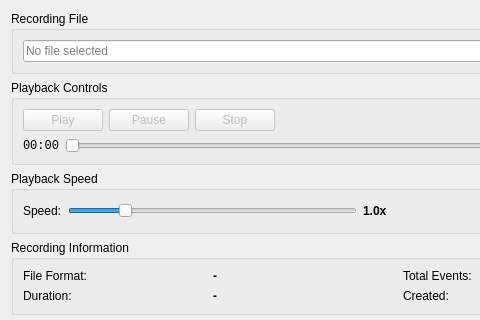
Above: src/gui/ui/PlaybackWidget.ui from bajfi/MouseKeyRecorder before the change; both pictures show x 0 to 480 and y 0 to 320 of the 800 by 600 pixel window. Below: the same form after it.
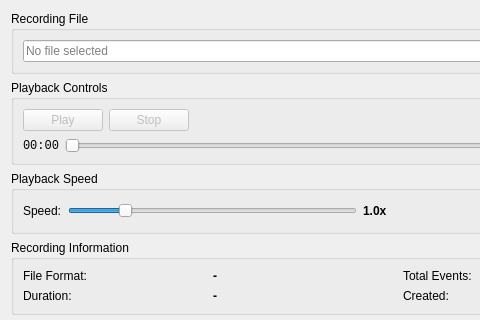
That is the form after the change. Icons and pictures are not drawn.

Commit message:
Refactor playback functionality and UI updates
- Removed pause and resume functionality from LinuxEventReplay class and related UI elements.
- Updated MainWindow UI to remove pause button and associated actions.
- Adjusted PlaybackWidget UI to reflect the removal of the pause button.
- Modified tests to remove references to pause functionality in various test cases.
- Cleaned up icon resources by removing the pause icon.
- Ensured that playback actions are correctly enabled/disabled based on the current state.

Diff of the .ui file:
```diff
--- a/src/gui/ui/PlaybackWidget.ui
+++ b/src/gui/ui/PlaybackWidget.ui
@@ -88,26 +88,6 @@
                     </property>
                   </widget>
                 </item>
-                <item>
-                  <widget class="QPushButton" name="pauseButton">
-                    <property name="enabled">
-                      <bool>false</bool>
-                    </property>
-                    <property name="text">
-                      <string>Pause</string>
-                    </property>
-                    <property name="icon">
-                      <iconset>
-                        <normaloff>:/icons/pause.png</normaloff>:/icons/pause.png</iconset>
-                    </property>
-                    <property name="iconSize">
-                      <size>
-                        <width>24</width>
-                        <height>24</height>
-                      </size>
-                    </property>
-                  </widget>
-                </item>
                 <item>
                   <widget class="QPushButton" name="stopButton">
                     <property name="enabled">
```
The commit also changes 19 other files.
